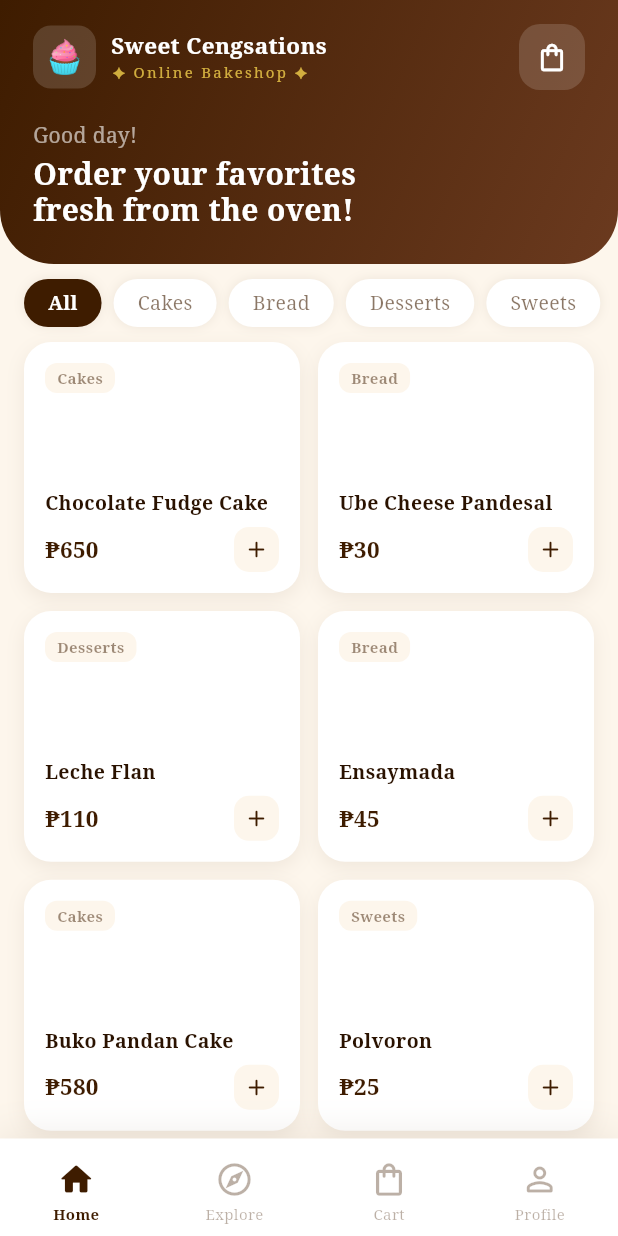
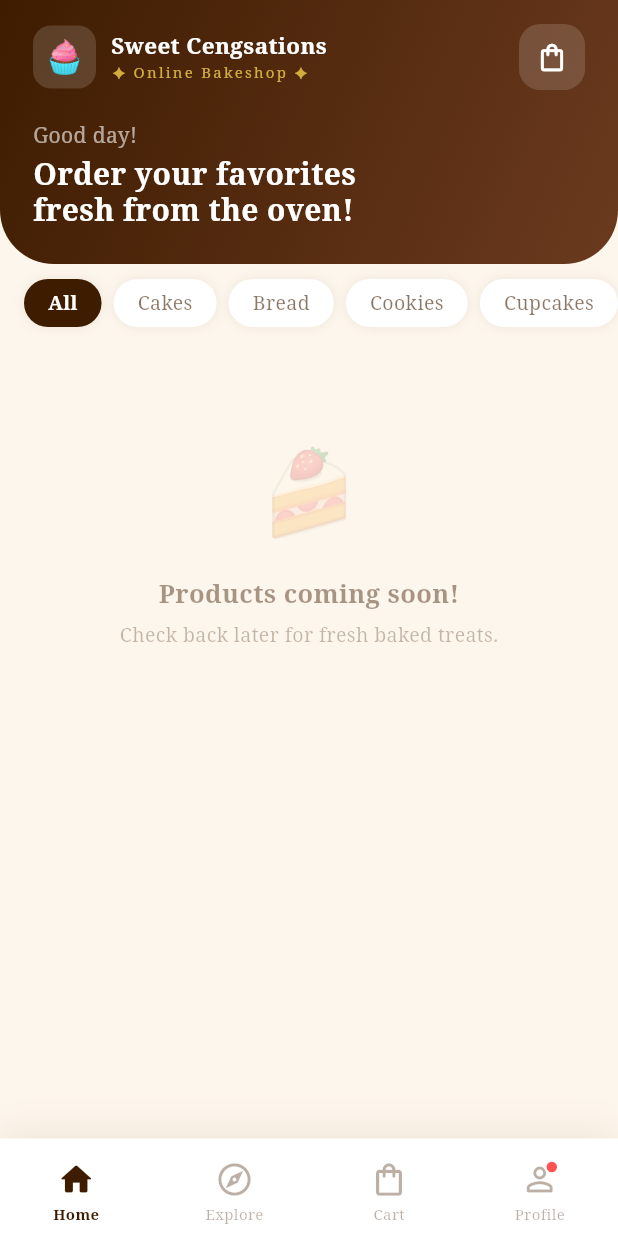
Before and after one commit to pueblasjamesniko-tech/OnlineBakeshopSweetCengsations, a Flutter app: the DashboardScreen screen opened directly, on a phone screen of 412 x 824 dp. Run offline on Flutter 3.47's test engine with Material 3 defaults, Android fonts, the phone set to English and light mode, and no system bars.

Commit message:
i add a red dot(unread notifications) and fixed, also the register are now connected to api successfully

```diff
--- a/lib/screens/dashboard_screen.dart
+++ b/lib/screens/dashboard_screen.dart
@@ -30,26 +30,15 @@ class CartItem {
   double get total => product.price * quantity;
 }
 
-// ── Dummy Products ────────────────────────────────────────────────────────────
-final List<Product> _products = [
-  Product(id: '1', name: 'Chocolate Fudge Cake', category: 'Cakes', price: 650),
-  Product(id: '2', name: 'Ube Cheese Pandesal', category: 'Bread', price: 30),
-  Product(id: '3', name: 'Leche Flan', category: 'Desserts', price: 110),
-  Product(id: '4', name: 'Ensaymada', category: 'Bread', price: 45),
-  Product(id: '5', name: 'Buko Pandan Cake', category: 'Cakes', price: 580),
-  Product(id: '6', name: 'Polvoron', category: 'Sweets', price: 25),
-  Product(id: '7', name: 'Cheese Bread', category: 'Bread', price: 35),
-  Product(id: '8', name: 'Sans Rival', category: 'Cakes', price: 720),
-  Product(id: '9', name: 'Turon', category: 'Sweets', price: 20),
-  Product(id: '10', name: 'Mango Crepe Cake', category: 'Cakes', price: 690),
-];
+//Types of Products
+final List<Product> _products = [];
 
 const List<String> _categories = [
   'All',
   'Cakes',
   'Bread',
-  'Desserts',
-  'Sweets'
+  'Cookies',
+  'Cupcakes'
 ];
 
 // ── Cart State ────────────────────────────────────────────────────────────────
@@ -128,6 +117,16 @@ class _DashboardScreenState extends State<DashboardScreen>
   late AnimationController _fadeCtrl;
   late Animation<double> _fadeAnim;
 
+  // ✅ Stateful notif count — starts at 2 (welcome notifications), cleared when user reads
+  int _notifCount = 2;
+
+  // ✅ Called when user opens NotificationsScreen — clears all red dots
+  void _clearNotifications() {
+    if (_notifCount > 0) {
+      setState(() => _notifCount = 0);
+    }
+  }
+
   @override
   void initState() {
     super.initState();
@@ -161,18 +160,24 @@ class _DashboardScreenState extends State<DashboardScreen>
             _HomeTab(onCartTap: () => setState(() => _navIndex = 2)),
             const _ExploreTab(),
             const _CartTab(),
-            _ProfileTab(onLogout: () {
+            _ProfileTab(
+              onLogout: () {
                 Navigator.pushReplacement(
                   context,
                   MaterialPageRoute(builder: (_) => const LoginScreen()),
                 );
-            }),
+              },
+              // ✅ Pass the clear callback and current count down to ProfileTab
+              notifCount: _notifCount,
+              onNotifRead: _clearNotifications,
+            ),
           ],
         ),
       ),
       bottomNavigationBar: _BottomNav(
         currentIndex: _navIndex,
         cartCount: _cart.totalCount,
+        notifCount: _notifCount,
         onTap: (i) => setState(() => _navIndex = i),
       ),
     );
@@ -469,107 +474,40 @@ class _HomeTabState extends State<_HomeTab> {
           ),
         ),
 
-        // ── Products Grid ──────────────────────────────────────
-        SliverPadding(
-          padding: const EdgeInsets.fromLTRB(16, 0, 16, 20),
-          sliver: SliverGrid(
-            delegate: SliverChildBuilderDelegate(
-              (context, i) {
-                final p = _filtered[i];
-                final inCart = _cart.inCart(p.id);
-                return GestureDetector(
-                  onTap: () => _showProductSheet(p),
-                  child: Container(
-                    decoration: BoxDecoration(
-                      color: Colors.white,
-                      borderRadius: BorderRadius.circular(18),
-                      boxShadow: [
-                        BoxShadow(
-                          color: AppTheme.chocolate.withOpacity(0.07),
-                          blurRadius: 10,
-                          offset: const Offset(0, 4),
+        // ── Products Grid — TEMPORARILY EMPTY ─────────────────
+        SliverToBoxAdapter(
+          child: _filtered.isEmpty
+              ? Padding(
+                  padding: const EdgeInsets.only(top: 60),
+                  child: Column(
+                    mainAxisAlignment: MainAxisAlignment.center,
+                    children: [
+                      Text('🍰',
+                          style: TextStyle(
+                            fontSize: 56,
+                            color: AppTheme.chocolate.withOpacity(0.2),
+                          )),
+                      const SizedBox(height: 16),
+                      Text(
+                        'Products coming soon!',
+                        style: TextStyle(
+                          fontSize: 17,
+                          fontWeight: FontWeight.w700,
+                          color: AppTheme.chocolate.withOpacity(0.45),
                         ),
-                      ],
                       ),
-                    padding: const EdgeInsets.all(14),
-                    child: Column(
-                      crossAxisAlignment: CrossAxisAlignment.start,
-                      children: [
-                        Container(
-                          padding: const EdgeInsets.symmetric(
-                              horizontal: 8, vertical: 3),
-                          decoration: BoxDecoration(
-                            color: AppTheme.cream,
-                            borderRadius: BorderRadius.circular(8),
-                          ),
-                          child: Text(p.category,
+                      const SizedBox(height: 6),
+                      Text(
+                        'Check back later for fresh baked treats.',
                         style: TextStyle(
-                                fontSize: 10,
-                                color: AppTheme.chocolate.withOpacity(0.5),
-                                fontWeight: FontWeight.w600,
-                              )),
-                        ),
-                        const Spacer(),
-                        Text(p.name,
-                            maxLines: 2,
-                            overflow: TextOverflow.ellipsis,
-                            style: const TextStyle(
                           fontSize: 13,
-                              fontWeight: FontWeight.w700,
-                              color: AppTheme.darkChoco,
-                            )),
-                        const SizedBox(height: 6),
-                        Row(
-                          mainAxisAlignment: MainAxisAlignment.spaceBetween,
-                          children: [
-                            Text('₱${p.price.toStringAsFixed(0)}',
-                                style: const TextStyle(
-                                  fontSize: 15,
-                                  fontWeight: FontWeight.w800,
-                                  color: AppTheme.chocolate,
-                                )),
-                            GestureDetector(
-                              onTap: () {
-                                _cart.add(p);
-                                _showSnack(context, '${p.name} added to cart!',
-                                    AppTheme.chocolate);
-                              },
-                              child: Container(
-                                width: 30,
-                                height: 30,
-                                decoration: BoxDecoration(
-                                  color: inCart
-                                      ? AppTheme.chocolate
-                                      : AppTheme.cream,
-                                  borderRadius: BorderRadius.circular(10),
-                                ),
-                                child: Icon(
-                                  inCart
-                                      ? Icons.check_rounded
-                                      : Icons.add_rounded,
-                                  size: 18,
-                                  color: inCart
-                                      ? Colors.white
-                                      : AppTheme.chocolate,
-                                ),
+                          color: AppTheme.chocolate.withOpacity(0.3),
                         ),
                       ),
                     ],
                   ),
-                      ],
-                    ),
-                  ),
-                );
-              },
-              childCount: _filtered.length,
-            ),
-            gridDelegate: const SliverGridDelegateWithFixedCrossAxisCount(
-              crossAxisCount: 2,
-              mainAxisSpacing: 12,
-              crossAxisSpacing: 12,
-              childAspectRatio: 1.1,
-            ),
-          ),
+                )
+              : const SizedBox.shrink(),
         ),
       ],
     );
@@ -880,7 +818,14 @@ class _CartTabState extends State<_CartTab> {
 // ── Profile Tab ───────────────────────────────────────────────────────────────
 class _ProfileTab extends StatelessWidget {
   final VoidCallback onLogout;
-  const _ProfileTab({required this.onLogout});
+  final int notifCount; // ✅ NEW
+  final VoidCallback onNotifRead; // ✅ NEW
+
+  const _ProfileTab({
+    required this.onLogout,
+    required this.notifCount,
+    required this.onNotifRead,
+  });
 
   @override
   Widget build(BuildContext context) {
@@ -908,7 +853,6 @@ class _ProfileTab extends StatelessWidget {
             ),
             child: Column(
               children: [
-                // ── Avatar with initial ──────────────────────
                 Container(
                   width: 90,
                   height: 90,
@@ -930,8 +874,6 @@ class _ProfileTab extends StatelessWidget {
                   ),
                 ),
                 const SizedBox(height: 14),
-
-                // ── Full Name ────────────────────────────────
                 Text(
                   fullName,
                   style: const TextStyle(
@@ -941,8 +883,6 @@ class _ProfileTab extends StatelessWidget {
                   ),
                 ),
                 const SizedBox(height: 4),
-
-                // ── Email ────────────────────────────────────
                 Text(
                   email,
                   style: TextStyle(
@@ -1014,15 +954,72 @@ class _ProfileTab extends StatelessWidget {
                     );
                   },
                 ),
-                // REPLACE WITH:
-                _ProfileTile(
-                    icon: Icons.notifications_outlined,
-                    label: 'Notifications',
-                    onTap: () => Navigator.push(
+
+                // ✅ Notifications tile with conditional red dot badge
+                Container(
+                  margin: const EdgeInsets.only(bottom: 10),
+                  decoration: BoxDecoration(
+                    color: Colors.white,
+                    borderRadius: BorderRadius.circular(16),
+                    boxShadow: [
+                      BoxShadow(
+                        color: AppTheme.chocolate.withOpacity(0.05),
+                        blurRadius: 8,
+                      ),
+                    ],
+                  ),
+                  child: ListTile(
+                    onTap: () async {
+                      // ✅ Mark as read FIRST, then open screen
+                      onNotifRead();
+                      await Navigator.push(
                         context,
                         MaterialPageRoute(
                             builder: (_) => const NotificationsScreen()),
+                      );
+                    },
+                    leading: Container(
+                      width: 40,
+                      height: 40,
+                      decoration: BoxDecoration(
+                        color: AppTheme.cream,
+                        borderRadius: BorderRadius.circular(12),
+                      ),
+                      child: const Icon(Icons.notifications_outlined,
+                          color: AppTheme.darkChoco, size: 20),
+                    ),
+                    title: const Text('Notifications',
+                        style: TextStyle(
+                          color: AppTheme.darkChoco,
+                          fontWeight: FontWeight.w600,
+                          fontSize: 14,
                         )),
+                    trailing: Row(
+                      mainAxisSize: MainAxisSize.min,
+                      children: [
+                        // ✅ Red dot — only shows when notifCount > 0
+                        if (notifCount > 0)
+                          Container(
+                            width: 10,
+                            height: 10,
+                            decoration: BoxDecoration(
+                              color: Colors.redAccent,
+                              shape: BoxShape.circle,
+                              border:
+                                  Border.all(color: Colors.white, width: 1.5),
+                            ),
+                          ),
+                        if (notifCount > 0) const SizedBox(width: 8),
+                        Icon(Icons.arrow_forward_ios_rounded,
+                            size: 14,
+                            color: AppTheme.chocolate.withOpacity(0.3)),
+                      ],
+                    ),
+                    shape: RoundedRectangleBorder(
+                        borderRadius: BorderRadius.circular(16)),
+                  ),
+                ),
+
                 const SizedBox(height: 8),
                 _ProfileTile(
                   icon: Icons.logout_rounded,
@@ -1138,11 +1135,13 @@ class _ProfileTile extends StatelessWidget {
 class _BottomNav extends StatelessWidget {
   final int currentIndex;
   final int cartCount;
+  final int notifCount; // NEW
   final ValueChanged<int> onTap;
 
   const _BottomNav({
     required this.currentIndex,
     required this.cartCount,
+    required this.notifCount, // NEW
     required this.onTap,
   });
 
@@ -1183,10 +1182,9 @@ class _BottomNav extends StatelessWidget {
               index: 2,
               current: currentIndex,
               onTap: onTap),
-          _NavItem(
-              icon: Icons.person_outline_rounded,
-              activeIcon: Icons.person_rounded,
-              label: 'Profile',
+          // ✅ NEW: Profile nav item with red dot badge
+          _NavItemProfile(
+              notifCount: notifCount,
               index: 3,
               current: currentIndex,
               onTap: onTap),
@@ -1246,7 +1244,7 @@ class _NavItem extends StatelessWidget {
   }
 }
 
-// ── Nav Item Cart (with badge) ────────────────────────────────────────────────
+// Nav Item Cart (with badge)
 class _NavItemCart extends StatelessWidget {
   final int cartCount;
   final int index;
@@ -1320,3 +1318,72 @@ class _NavItemCart extends StatelessWidget {
     );
   }
 }
+
+// Nav Item Profile (with red dot badge)
+class _NavItemProfile extends StatelessWidget {
+  final int notifCount;
+  final int index;
+  final int current;
+  final ValueChanged<int> onTap;
+
+  const _NavItemProfile({
+    required this.notifCount,
+    required this.index,
+    required this.current,
+    required this.onTap,
+  });
+
+  @override
+  Widget build(BuildContext context) {
+    final isActive = index == current;
+    return GestureDetector(
+      onTap: () => onTap(index),
+      behavior: HitTestBehavior.opaque,
+      child: Padding(
+        padding: const EdgeInsets.symmetric(horizontal: 16, vertical: 8),
+        child: Column(
+          mainAxisSize: MainAxisSize.min,
+          children: [
+            Stack(
+              children: [
+                Icon(
+                  isActive
+                      ? Icons.person_rounded
+                      : Icons.person_outline_rounded,
+                  color: isActive
+                      ? AppTheme.chocolate
+                      : AppTheme.chocolate.withOpacity(0.35),
+                  size: 26,
+                ),
+                // ✅ Red dot — shows when there are unread notifications
+                if (notifCount > 0)
+                  Positioned(
+                    right: 0,
+                    top: 0,
+                    child: Container(
+                      width: 10,
+                      height: 10,
+                      decoration: BoxDecoration(
+                        color: Colors.redAccent,
+                        shape: BoxShape.circle,
+                        border: Border.all(color: Colors.white, width: 1.5),
+                      ),
+                    ),
+                  ),
+              ],
+            ),
+            const SizedBox(height: 3),
+            Text('Profile',
+                style: TextStyle(
+                  fontSize: 10,
+                  color: isActive
+                      ? AppTheme.chocolate
+                      : AppTheme.chocolate.withOpacity(0.35),
+                  fontWeight: isActive ? FontWeight.w700 : FontWeight.w500,
+                )),
+          ],
+        ),
+      ),
+    );
+  }
+}
```
Also changed, not shown: lib/services/auth_service.dart (+18 -9 lines). Lines whose indentation alone changed are shown as unchanged.
